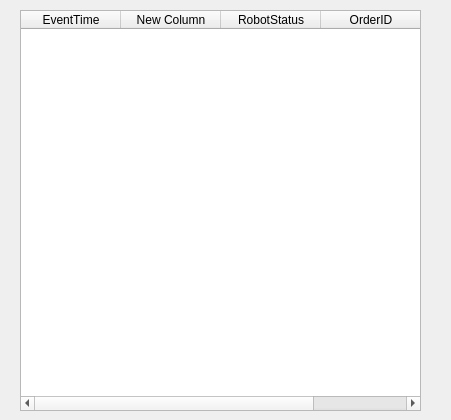
Old version of the form CTGUI/log.ui in the repository sna145815/Self-driving-airport-work-robot.
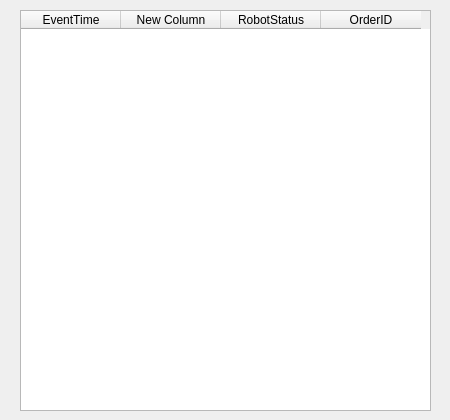
New version of the form.

Diff of the .ui file:
```diff
--- a/CTGUI/log.ui
+++ b/CTGUI/log.ui
@@ -6,7 +6,7 @@
    <rect>
     <x>0</x>
     <y>0</y>
-    <width>451</width>
+    <width>450</width>
     <height>420</height>
    </rect>
   </property>
@@ -18,7 +18,7 @@
     <rect>
      <x>20</x>
      <y>10</y>
-     <width>401</width>
+     <width>411</width>
      <height>401</height>
     </rect>
    </property>
```
Left out of the diff: 3 changed lines with no effect on the pictures.
